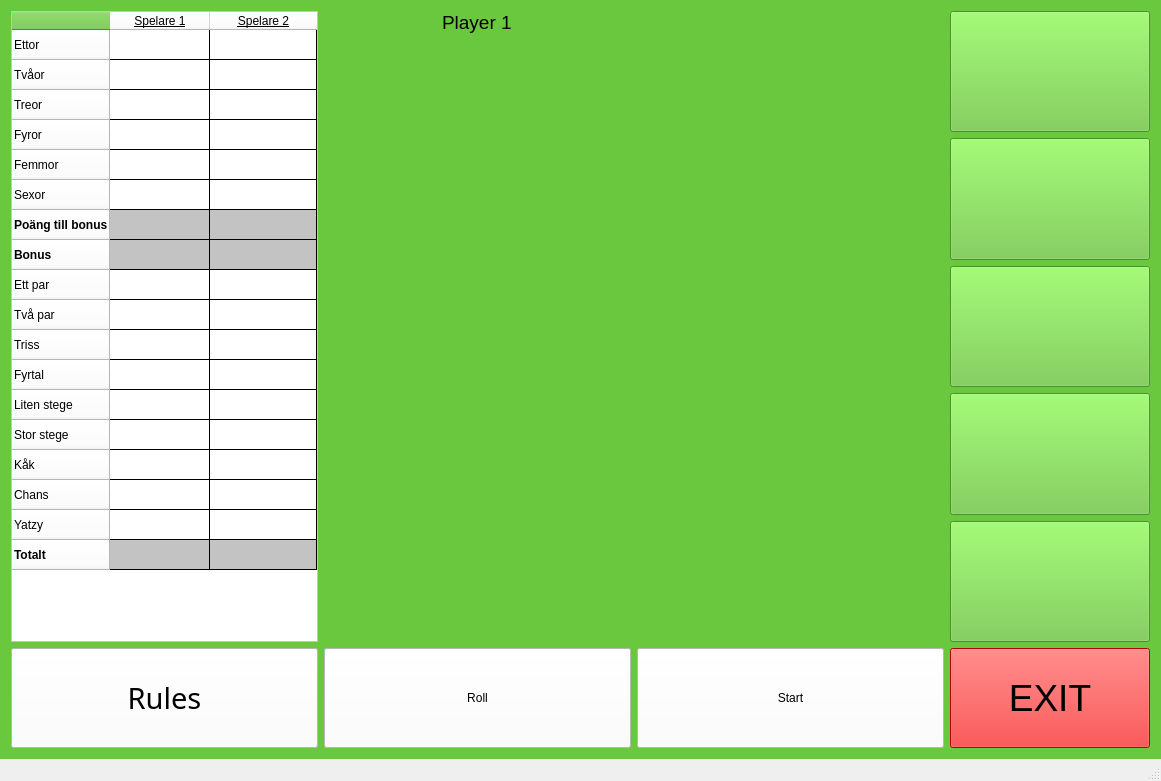
Qt form Yatzy/Yatzy/mainwindow.ui (GUI-Programmering-Yatzy-Juli/Yatzy) before a commit.
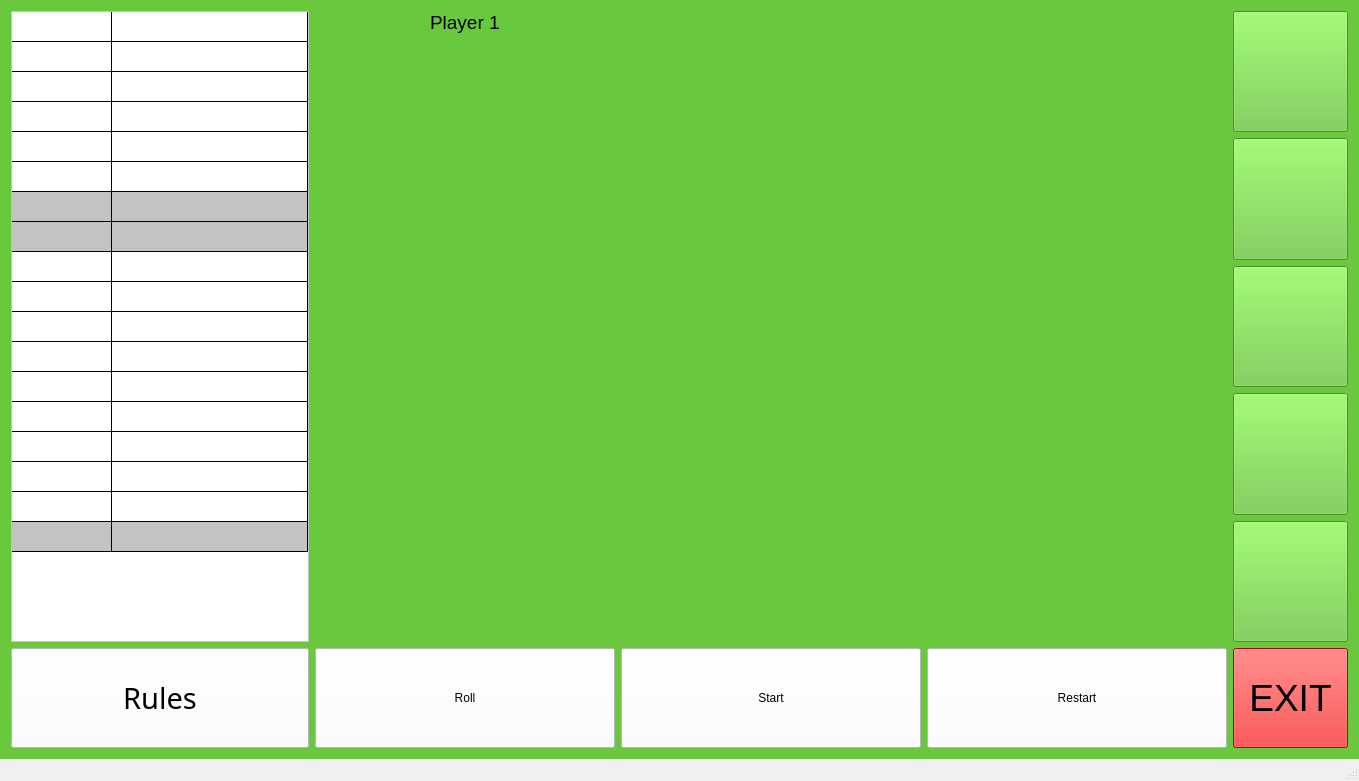
The same form after that commit.

```diff
--- a/Yatzy/Yatzy/mainwindow.ui
+++ b/Yatzy/Yatzy/mainwindow.ui
@@ -54,70 +54,7 @@
     <string notr="true">background-color: rgb(106, 200, 62);</string>
    </property>
    <layout class="QGridLayout" name="gridLayout">
-    <item row="1" column="3">
-     <widget class="QPushButton" name="btn_save1">
-      <property name="sizePolicy">
-       <sizepolicy hsizetype="MinimumExpanding" vsizetype="MinimumExpanding">
-        <horstretch>0</horstretch>
-        <verstretch>0</verstretch>
-       </sizepolicy>
-      </property>
-      <property name="minimumSize">
-       <size>
-        <width>100</width>
-        <height>100</height>
-       </size>
-      </property>
-      <property name="maximumSize">
-       <size>
-        <width>200</width>
-        <height>200</height>
-       </size>
-      </property>
-      <property name="styleSheet">
-       <string notr="true">border-color: rgb(0, 0, 0);</string>
-      </property>
-      <property name="text">
-       <string>How to play</string>
-       <string/>
-      </property>
-      <property name="checkable">
-       <bool>true</bool>
-      </property>
-     </widget>
-    </item>
-    <item row="2" column="3">
-     <widget class="QPushButton" name="btn_save2">
-      <property name="sizePolicy">
-       <sizepolicy hsizetype="MinimumExpanding" vsizetype="MinimumExpanding">
-        <horstretch>0</horstretch>
-        <verstretch>0</verstretch>
-       </sizepolicy>
-      </property>
-      <property name="minimumSize">
-       <size>
-        <width>100</width>
-        <height>100</height>
-       </size>
-      </property>
-      <property name="maximumSize">
-       <size>
-        <width>200</width>
-        <height>200</height>
-       </size>
-      </property>
-      <property name="styleSheet">
-       <string notr="true">border-color: rgb(0, 0, 0);</string>
-      </property>
-      <property name="text">
-       <string/>
-      </property>
-      <property name="checkable">
-       <bool>true</bool>
-      </property>
-     </widget>
-    </item>
-    <item row="3" column="3">
+    <item row="3" column="4">
      <widget class="QPushButton" name="btn_save3">
       <property name="sizePolicy">
        <sizepolicy hsizetype="MinimumExpanding" vsizetype="MinimumExpanding">
@@ -153,6 +90,68 @@
       </property>
      </widget>
     </item>
+    <item row="2" column="4">
+     <widget class="QPushButton" name="btn_save2">
+      <property name="sizePolicy">
+       <sizepolicy hsizetype="MinimumExpanding" vsizetype="MinimumExpanding">
+        <horstretch>0</horstretch>
+        <verstretch>0</verstretch>
+       </sizepolicy>
+      </property>
+      <property name="minimumSize">
+       <size>
+        <width>100</width>
+        <height>100</height>
+       </size>
+      </property>
+      <property name="maximumSize">
+       <size>
+        <width>200</width>
+        <height>200</height>
+       </size>
+      </property>
+      <property name="styleSheet">
+       <string notr="true">border-color: rgb(0, 0, 0);</string>
+      </property>
+      <property name="text">
+       <string/>
+      </property>
+      <property name="checkable">
+       <bool>true</bool>
+      </property>
+     </widget>
+    </item>
+    <item row="1" column="4">
+     <widget class="QPushButton" name="btn_save1">
+      <property name="sizePolicy">
+       <sizepolicy hsizetype="MinimumExpanding" vsizetype="MinimumExpanding">
+        <horstretch>0</horstretch>
+        <verstretch>0</verstretch>
+       </sizepolicy>
+      </property>
+      <property name="minimumSize">
+       <size>
+        <width>100</width>
+        <height>100</height>
+       </size>
+      </property>
+      <property name="maximumSize">
+       <size>
+        <width>200</width>
+        <height>200</height>
+       </size>
+      </property>
+      <property name="styleSheet">
+       <string notr="true">border-color: rgb(0, 0, 0);</string>
+      </property>
+      <property name="text">
+       <string/>
+      </property>
+      <property name="checkable">
+       <bool>true</bool>
+      </property>
+     </widget>
+    </item>
     <item row="0" column="0" rowspan="5">
      <widget class="QTableWidget" name="tableWidget">
       <property name="enabled">
@@ -276,7 +275,7 @@
        <number>2</number>
       </property>
       <attribute name="horizontalHeaderVisible">
-       <bool>true</bool>
+       <bool>false</bool>
       </attribute>
       <attribute name="horizontalHeaderCascadingSectionResizes">
        <bool>false</bool>
@@ -294,7 +293,7 @@
        <bool>true</bool>
       </attribute>
       <attribute name="verticalHeaderVisible">
-       <bool>true</bool>
+       <bool>false</bool>
       </attribute>
       <attribute name="verticalHeaderCascadingSectionResizes">
        <bool>true</bool>
@@ -566,7 +565,7 @@
       </item>
      </widget>
     </item>
-    <item row="0" column="3">
+    <item row="0" column="4">
      <widget class="QPushButton" name="btn_save0">
       <property name="sizePolicy">
        <sizepolicy hsizetype="MinimumExpanding" vsizetype="MinimumExpanding">
@@ -597,8 +596,8 @@
       </property>
      </widget>
     </item>
-    <item row="5" column="3">
-     <widget class="QPushButton" name="btn_exit">
+    <item row="5" column="1">
+     <widget class="QPushButton" name="btn_roll">
       <property name="sizePolicy">
        <sizepolicy hsizetype="MinimumExpanding" vsizetype="MinimumExpanding">
         <horstretch>0</horstretch>
@@ -607,31 +606,26 @@
       </property>
       <property name="minimumSize">
        <size>
-        <width>100</width>
+        <width>300</width>
         <height>44</height>
        </size>
       </property>
       <property name="maximumSize">
        <size>
-        <width>200</width>
+        <width>820</width>
         <height>100</height>
        </size>
       </property>
-      <property name="font">
-       <font>
-        <family>MS Shell Dlg 2</family>
-        <pointsize>28</pointsize>
-        <weight>9</weight>
-        <italic>false</italic>
-        <bold>false</bold>
-       </font>
+      <property name="layoutDirection">
+       <enum>Qt::RightToLeft</enum>
       </property>
       <property name="styleSheet">
-       <string notr="true">background-color: rgb(255, 0, 0);
-font: 75 28pt &quot;MS Shell Dlg 2&quot;;</string>
+       <string notr="true">font: 22pt &quot;Adobe Fangsong Std R&quot;;
+border-color: rgb(0, 0, 0);
+background-color: rgb(255, 255, 255);</string>
       </property>
       <property name="text">
-       <string>EXIT</string>
+       <string>Roll</string>
       </property>
      </widget>
     </item>
@@ -694,40 +688,7 @@
       </property>
      </widget>
     </item>
-    <item row="5" column="1">
-     <widget class="QPushButton" name="btn_roll">
-      <property name="sizePolicy">
-       <sizepolicy hsizetype="MinimumExpanding" vsizetype="MinimumExpanding">
-        <horstretch>0</horstretch>
-        <verstretch>0</verstretch>
-       </sizepolicy>
-      </property>
-      <property name="minimumSize">
-       <size>
-        <width>300</width>
-        <height>44</height>
-       </size>
-      </property>
-      <property name="maximumSize">
-       <size>
-        <width>820</width>
-        <height>100</height>
-       </size>
-      </property>
-      <property name="layoutDirection">
-       <enum>Qt::RightToLeft</enum>
-      </property>
-      <property name="styleSheet">
-       <string notr="true">font: 22pt &quot;Adobe Fangsong Std R&quot;;
-border-color: rgb(0, 0, 0);
-background-color: rgb(255, 255, 255);</string>
-      </property>
-      <property name="text">
-       <string>Roll</string>
-      </property>
-     </widget>
-    </item>
-    <item row="4" column="3">
+    <item row="4" column="4">
      <widget class="QPushButton" name="btn_save4">
       <property name="sizePolicy">
        <sizepolicy hsizetype="MinimumExpanding" vsizetype="MinimumExpanding">
@@ -744,7 +705,6 @@
       <property name="maximumSize">
        <size>
         <width>200</width>
-        <height>1020</height>
         <height>200</height>
        </size>
       </property>
@@ -759,6 +719,44 @@
       </property>
      </widget>
     </item>
+    <item row="5" column="4">
+     <widget class="QPushButton" name="btn_exit">
+      <property name="sizePolicy">
+       <sizepolicy hsizetype="MinimumExpanding" vsizetype="MinimumExpanding">
+        <horstretch>0</horstretch>
+        <verstretch>0</verstretch>
+       </sizepolicy>
+      </property>
+      <property name="minimumSize">
+       <size>
+        <width>100</width>
+        <height>44</height>
+       </size>
+      </property>
+      <property name="maximumSize">
+       <size>
+        <width>200</width>
+        <height>100</height>
+       </size>
+      </property>
+      <property name="font">
+       <font>
+        <family>MS Shell Dlg 2</family>
+        <pointsize>28</pointsize>
+        <weight>9</weight>
+        <italic>false</italic>
+        <bold>false</bold>
+       </font>
+      </property>
+      <property name="styleSheet">
+       <string notr="true">background-color: rgb(255, 0, 0);
+font: 75 28pt &quot;MS Shell Dlg 2&quot;;</string>
+      </property>
+      <property name="text">
+       <string>EXIT</string>
+      </property>
+     </widget>
+    </item>
     <item row="5" column="2">
      <widget class="QPushButton" name="btn_roll_2">
       <property name="sizePolicy">
@@ -817,6 +815,36 @@
       </property>
      </widget>
     </item>
+    <item row="5" column="3">
+     <widget class="QPushButton" name="pushButton">
+      <property name="sizePolicy">
+       <sizepolicy hsizetype="MinimumExpanding" vsizetype="MinimumExpanding">
+        <horstretch>0</horstretch>
+        <verstretch>0</verstretch>
+       </sizepolicy>
+      </property>
+      <property name="minimumSize">
+       <size>
+        <width>300</width>
+        <height>44</height>
+       </size>
+      </property>
+      <property name="maximumSize">
+       <size>
+        <width>820</width>
+        <height>100</height>
+       </size>
+      </property>
+      <property name="styleSheet">
+       <string notr="true">font: 22pt &quot;Adobe Fangsong Std R&quot;;
+border-color: rgb(0, 0, 0);
+background-color: rgb(255, 255, 255);</string>
+      </property>
+      <property name="text">
+       <string>Restart</string>
+      </property>
+     </widget>
+    </item>
    </layout>
   </widget>
   <widget class="QMenuBar" name="menuBar">
```
